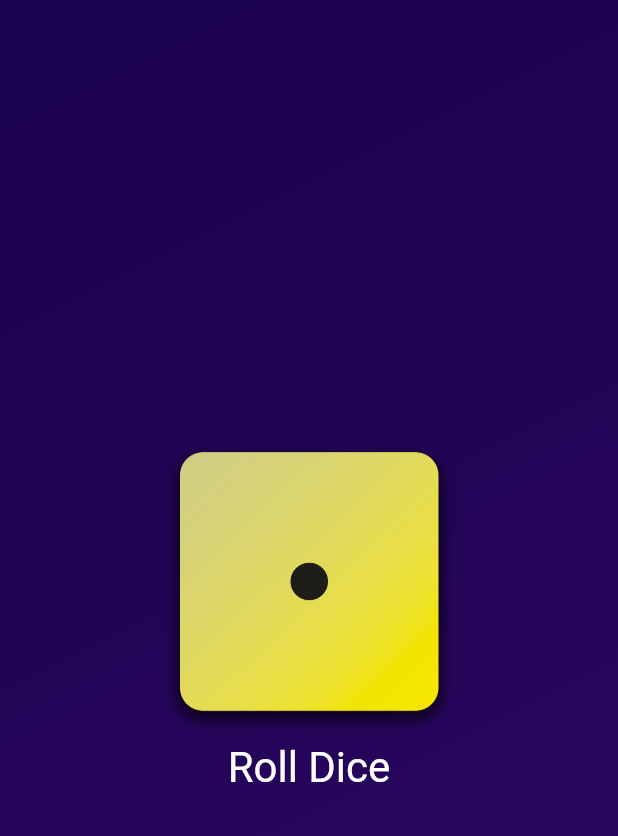
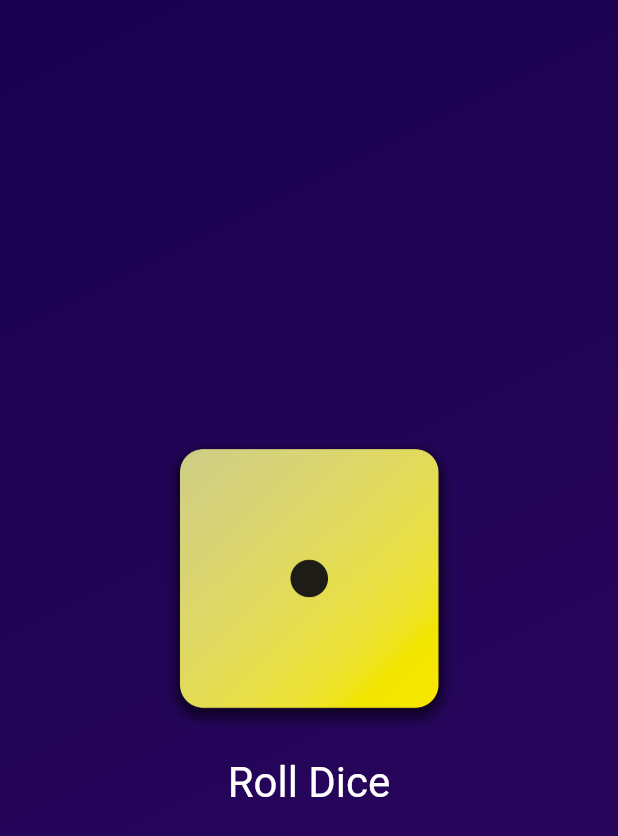
Before and after one commit to mostafaadawy/flutter_course, a Flutter app: the screen it shows after launch, on a phone screen of 412 x 824 dp. Shown: the top 836 px of the screen. Run offline on Flutter 3.47's test engine with Material 2 defaults, Android fonts, the phone set to English and light mode, and no system bars.

Commit message:
adding padding method 1

```diff
--- a/lib/gradient_container.dart
+++ b/lib/gradient_container.dart
@@ -46,6 +46,7 @@ class GradientContainer extends StatelessWidget {
                 // onPressed: (){}), //anonymous function executable without name
                 onPressed: rollDice,
                 style: TextButton.styleFrom(
+                  padding: const EdgeInsets.only(top: 20),
                   foregroundColor: Colors.white,
                   textStyle: const TextStyle(
                     fontSize: 28,
```
